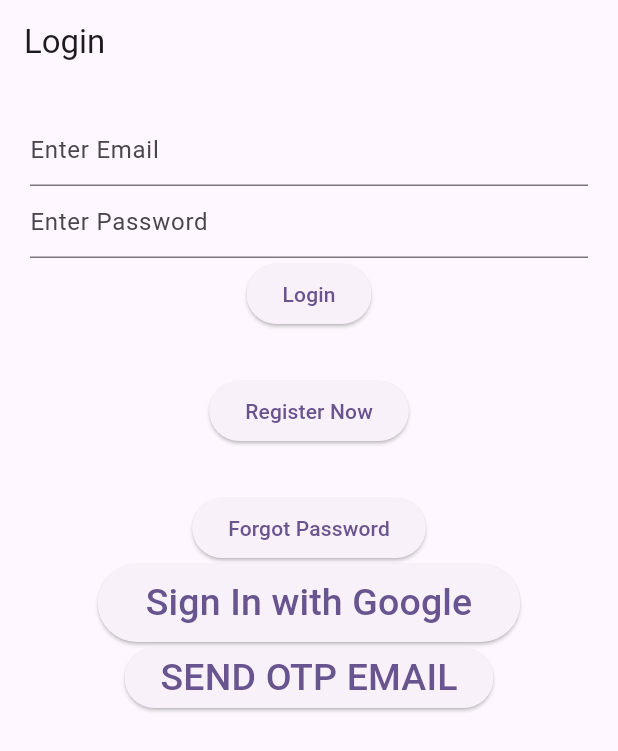
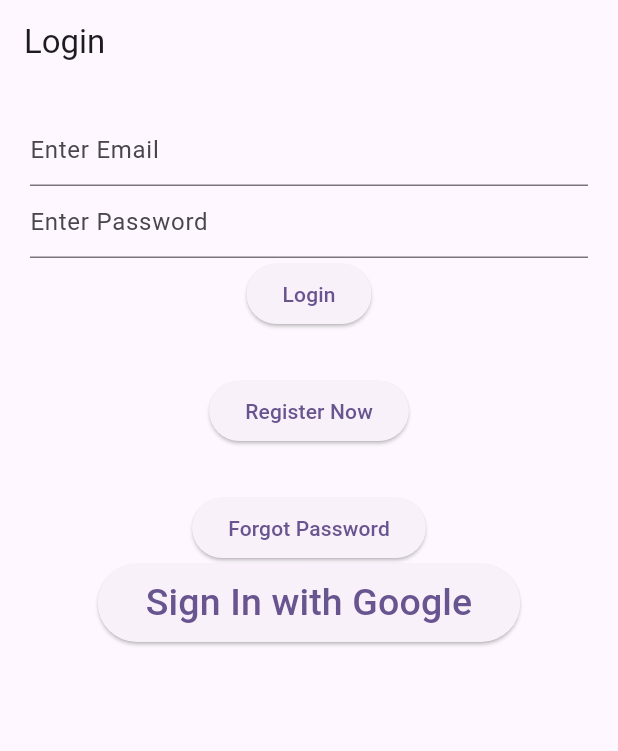
Before and after one commit to aniketplacement2025-a11y/flutter_firebase_auth_-_push_notification, a Flutter app: the screen it shows after launch, on a phone screen of 412 x 824 dp. Shown: the top 751 px of the screen. Run offline on Flutter 3.47's test engine with Material 3 defaults, Android fonts, the phone set to English and light mode, and no system bars; our stand-ins replace firebase_auth, firebase_core, get, google_sign_in; missing offline and left inert: emailjs; accounts and stored records are empty.

Commit message:
Ignoring the Send otp by email part

```diff
--- a/lib/login.dart
+++ b/lib/login.dart
@@ -27,15 +27,15 @@ class _LoginState extends State<Login> {
 
   bool isLoading = false;
 
-  @override
-  void initState() {
-    // TODO: implement initState
-    super.initState();
-    // REQUIRED: init once (main() or initState)
-    EmailJS.Options(
-        publicKey: 'z1yDxC2-7XO2tvqA9',
-    ); // PUBLIC KEY
-  }
+  // @override
+  // void initState() {
+  //   // TODO: implement initState
+  //   super.initState();
+  //   // REQUIRED: init once (main() or initState)
+  //   EmailJS.Options(
+  //       publicKey: 'z1yDxC2-7XO2tvqA9',
+  //   ); // PUBLIC KEY
+  // }
 
   signIn() async {
     setState(() {
@@ -93,27 +93,27 @@ class _LoginState extends State<Login> {
     return (Random().nextInt(900000) + 100000).toString();
   }
 
-  Future<void> sendOtpEmail(String userEmail) async {
-    final otp = generateOtp();
-
-    try {
-      await EmailJS.send(
-        'service_6q26gfj',          // service_id
-        'template_r3t8m1f',         // template_id
-        {
-          'to_email': userEmail,    // template_params
-          'otp': otp,
-        },
-      );
-
-      Get.snackbar("Success", "OTP sent to your inbox");
-      print("OTP sent successfully");
-
-    } catch (e) {
-      print("EmailJS error: $e");
-      Get.snackbar("Error", "Failed to send OTP");
-    }
-  }
+  // Future<void> sendOtpEmail(String userEmail) async {
+  //   final otp = generateOtp();
+  //
+  //   try {
+  //     await EmailJS.send(
+  //       'service_6q26gfj',          // service_id
+  //       'template_r3t8m1f',         // template_id
+  //       {
+  //         'to_email': userEmail,    // template_params
+  //         'otp': otp,
+  //       },
+  //     );
+  //
+  //     Get.snackbar("Success", "OTP sent to your inbox");
+  //     print("OTP sent successfully");
+  //
+  //   } catch (e) {
+  //     print("EmailJS error: $e");
+  //     Get.snackbar("Error", "Failed to send OTP");
+  //   }
+  // }
 
 
 
@@ -176,25 +176,25 @@ class _LoginState extends State<Login> {
               ),
             ),
 
-            Center(
-              child: ElevatedButton(
-                  onPressed: () {
-                    if (email.text.trim() == "") {
-                      ScaffoldMessenger.of(context).showSnackBar(
-                        SnackBar(content: Text("Enter an Email First"),)
-                      );
-                    } else {
-                      sendOtpEmail(email.text.trim());
-                    }
-                  },
-                  child: Text(
-                    "SEND OTP EMAIL",
-                    style: TextStyle(
-                      fontSize: 25,
-                    ),
-                  ),
-              ),
-            ),
+            // Center(
+            //   child: ElevatedButton(
+            //       onPressed: () {
+            //         if (email.text.trim() == "") {
+            //           ScaffoldMessenger.of(context).showSnackBar(
+            //             SnackBar(content: Text("Enter an Email First"),)
+            //           );
+            //         } else {
+            //           sendOtpEmail(email.text.trim());
+            //         }
+            //       },
+            //       child: Text(
+            //         "SEND OTP EMAIL",
+            //         style: TextStyle(
+            //           fontSize: 25,
+            //         ),
+            //       ),
+            //   ),
+            // ),
 
 
           ],
```
